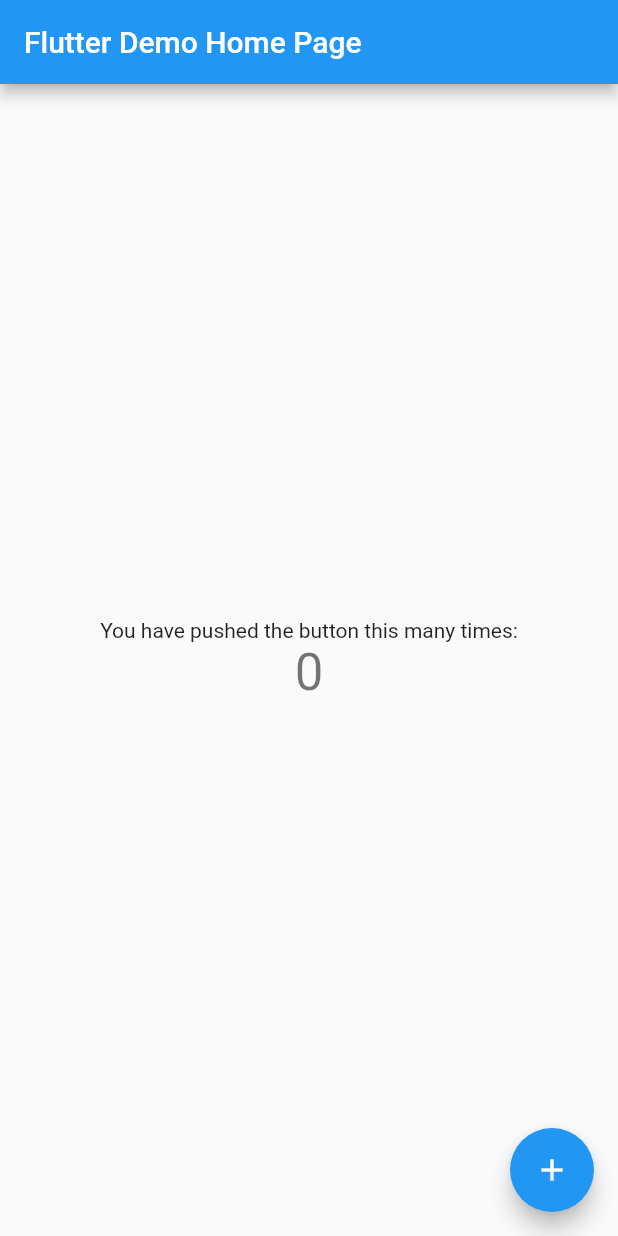
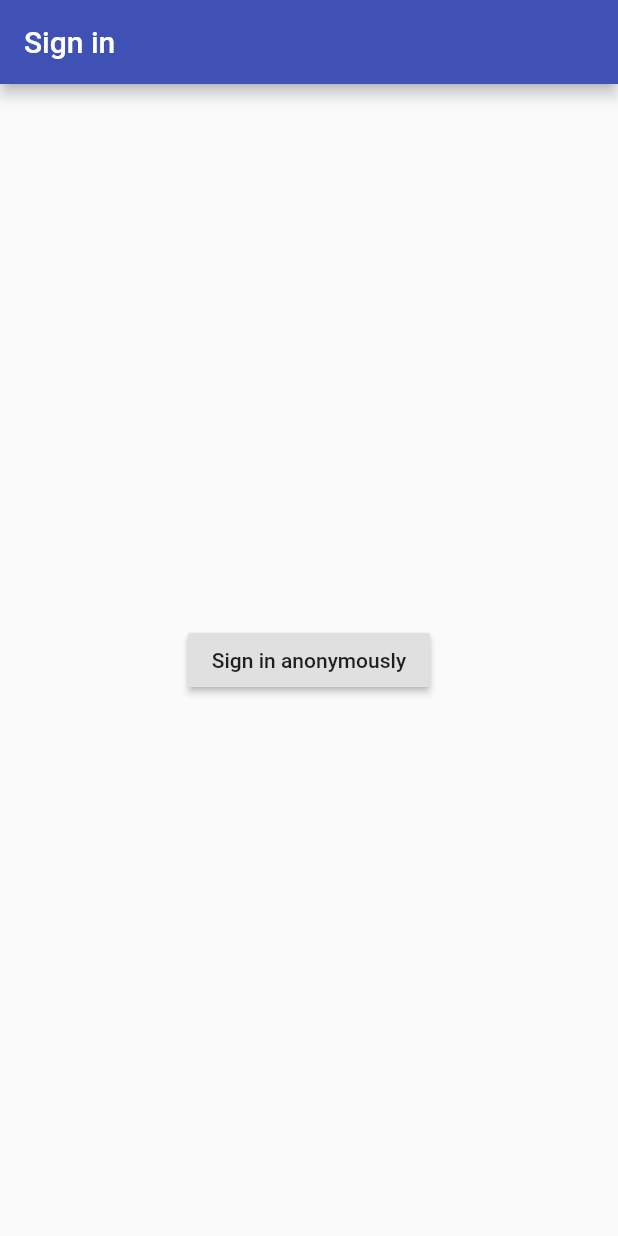
Before and after one commit to bizz84/firebase_user_avatar_flutter, a Flutter app: the screen it shows after launch, on a phone screen of 412 x 824 dp. Run offline on Flutter 3.47's test engine with Material 2 defaults, Android fonts, the phone set to English and light mode, and no system bars; our stand-ins replace cloud_firestore, firebase_auth; accounts and stored records are empty.

Commit message:
Add initial flow

```diff
--- /dev/null
+++ b/lib/app/sign_in/sign_in_page.dart
@@ -0,0 +1,28 @@
+import 'package:firebase_user_avatar_flutter/services/firebase_auth_service.dart';
+import 'package:flutter/material.dart';
+import 'package:flutter/services.dart';
+import 'package:provider/provider.dart';
+
+class SignInPage extends StatelessWidget {
+  Future<void> _signInAnonymously(BuildContext context) async {
+    try {
+      final auth = Provider.of<FirebaseAuthService>(context);
+      await auth.signInAnonymously();
+    } on PlatformException catch (e) {
+      print('ERROR: Show alert!');
+    }
+  }
+
+  @override
+  Widget build(BuildContext context) {
+    return Scaffold(
+      appBar: AppBar(title: Text('Sign in')),
+      body: Center(
+        child: RaisedButton(
+          child: Text('Sign in anonymously'),
+          onPressed: () => _signInAnonymously(context),
+        ),
+      ),
+    );
+  }
+}
--- /dev/null
+++ b/lib/auth_widget.dart
@@ -0,0 +1,35 @@
+import 'package:firebase_user_avatar_flutter/services/firebase_auth_service.dart';
+import 'package:firebase_user_avatar_flutter/services/firestore_database.dart';
+import 'package:flutter/material.dart';
+import 'package:provider/provider.dart';
+
+/// Used to create user-dependent objects that need to be accessible by all widgets.
+class AuthWidget extends StatelessWidget {
+  const AuthWidget({Key key, @required this.builder}) : super(key: key);
+  final Widget Function(BuildContext, AsyncSnapshot<User>) builder;
+
+  @override
+  Widget build(BuildContext context) {
+    final authService =
+        Provider.of<FirebaseAuthService>(context, listen: false);
+    return StreamBuilder<User>(
+      stream: authService.onAuthStateChanged,
+      builder: (BuildContext context, AsyncSnapshot<User> snapshot) {
+        final User user = snapshot.data;
+        if (user != null) {
+          return MultiProvider(
+            providers: [
+              Provider<User>.value(value: user),
+              Provider<FirestoreDatabase>(
+                builder: (_) => FirestoreDatabase(uid: user.uid),
+              ),
+              // NOTE: Any other user-bound providers here can be added here
+            ],
+            child: builder(context, snapshot),
+          );
+        }
+        return builder(context, snapshot);
+      },
+    );
+  }
+}
--- /dev/null
+++ b/lib/landing_page.dart
@@ -0,0 +1,22 @@
+import 'package:firebase_user_avatar_flutter/app/home/home_page.dart';
+import 'package:firebase_user_avatar_flutter/app/sign_in/sign_in_page.dart';
+import 'package:firebase_user_avatar_flutter/services/firebase_auth_service.dart';
+import 'package:flutter/material.dart';
+
+/// Builds the signed-in or non signed-in UI, depending on the user snapshot
+class LandingPage extends StatelessWidget {
+  const LandingPage({Key key, @required this.userSnapshot}) : super(key: key);
+  final AsyncSnapshot<User> userSnapshot;
+
+  @override
+  Widget build(BuildContext context) {
+    if (userSnapshot.connectionState == ConnectionState.active) {
+      return userSnapshot.hasData ? HomePage() : SignInPage();
+    }
+    return Scaffold(
+      body: Center(
+        child: CircularProgressIndicator(),
+      ),
+    );
+  }
+}
--- a/lib/main.dart
+++ b/lib/main.dart
@@ -1,111 +1,28 @@
+import 'package:firebase_user_avatar_flutter/auth_widget.dart';
+import 'package:firebase_user_avatar_flutter/landing_page.dart';
+import 'package:firebase_user_avatar_flutter/services/firebase_auth_service.dart';
 import 'package:flutter/material.dart';
+import 'package:provider/provider.dart';
 
 void main() => runApp(MyApp());
 
 class MyApp extends StatelessWidget {
-  // This widget is the root of your application.
   @override
   Widget build(BuildContext context) {
-    return MaterialApp(
-      title: 'Flutter Demo',
-      theme: ThemeData(
-        // This is the theme of your application.
-        //
-        // Try running your application with "flutter run". You'll see the
-        // application has a blue toolbar. Then, without quitting the app, try
-        // changing the primarySwatch below to Colors.green and then invoke
-        // "hot reload" (press "r" in the console where you ran "flutter run",
-        // or simply save your changes to "hot reload" in a Flutter IDE).
-        // Notice that the counter didn't reset back to zero; the application
-        // is not restarted.
-        primarySwatch: Colors.blue,
-      ),
-      home: MyHomePage(title: 'Flutter Demo Home Page'),
+    // MultiProvider for top-level services that can be created right away
+    return MultiProvider(
+      providers: [
+        Provider<FirebaseAuthService>(
+          builder: (_) => FirebaseAuthService(),
+        ),
+      ],
+      child: AuthWidget(
+          builder: (BuildContext context, AsyncSnapshot<User> userSnapshot) {
+        return MaterialApp(
+          theme: ThemeData(primarySwatch: Colors.indigo),
+          home: LandingPage(userSnapshot: userSnapshot),
+        );
+      }),
     );
   }
 }
-
-class MyHomePage extends StatefulWidget {
-  MyHomePage({Key key, this.title}) : super(key: key);
-
-  // This widget is the home page of your application. It is stateful, meaning
-  // that it has a State object (defined below) that contains fields that affect
-  // how it looks.
-
-  // This class is the configuration for the state. It holds the values (in this
-  // case the title) provided by the parent (in this case the App widget) and
-  // used by the build method of the State. Fields in a Widget subclass are
-  // always marked "final".
-
-  final String title;
-
-  @override
-  _MyHomePageState createState() => _MyHomePageState();
-}
-
-class _MyHomePageState extends State<MyHomePage> {
-  int _counter = 0;
-
-  void _incrementCounter() {
-    setState(() {
-      // This call to setState tells the Flutter framework that something has
-      // changed in this State, which causes it to rerun the build method below
-      // so that the display can reflect the updated values. If we changed
-      // _counter without calling setState(), then the build method would not be
-      // called again, and so nothing would appear to happen.
-      _counter++;
-    });
-  }
-
-  @override
-  Widget build(BuildContext context) {
-    // This method is rerun every time setState is called, for instance as done
-    // by the _incrementCounter method above.
-    //
-    // The Flutter framework has been optimized to make rerunning build methods
-    // fast, so that you can just rebuild anything that needs updating rather
-    // than having to individually change instances of widgets.
-    return Scaffold(
-      appBar: AppBar(
-        // Here we take the value from the MyHomePage object that was created by
-        // the App.build method, and use it to set our appbar title.
-        title: Text(widget.title),
-      ),
-      body: Center(
-        // Center is a layout widget. It takes a single child and positions it
-        // in the middle of the parent.
-        child: Column(
-          // Column is also a layout widget. It takes a list of children and
-          // arranges them vertically. By default, it sizes itself to fit its
-          // children horizontally, and tries to be as tall as its parent.
-          //
-          // Invoke "debug painting" (press "p" in the console, choose the
-          // "Toggle Debug Paint" action from the Flutter Inspector in Android
-          // Studio, or the "Toggle Debug Paint" command in Visual Studio Code)
-          // to see the wireframe for each widget.
-          //
-          // Column has various properties to control how it sizes itself and
-          // how it positions its children. Here we use mainAxisAlignment to
-          // center the children vertically; the main axis here is the vertical
-          // axis because Columns are vertical (the cross axis would be
-          // horizontal).
-          mainAxisAlignment: MainAxisAlignment.center,
-          children: <Widget>[
-            Text(
-              'You have pushed the button this many times:',
-            ),
-            Text(
-              '$_counter',
-              style: Theme.of(context).textTheme.display1,
-            ),
-          ],
-        ),
-      ),
-      floatingActionButton: FloatingActionButton(
-        onPressed: _incrementCounter,
-        tooltip: 'Increment',
-        child: Icon(Icons.add),
-      ), // This trailing comma makes auto-formatting nicer for build methods.
-    );
-  }
-}
--- /dev/null
+++ b/lib/services/firebase_auth_service.dart
@@ -0,0 +1,32 @@
+import 'package:firebase_auth/firebase_auth.dart';
+import 'package:flutter/foundation.dart';
+
+@immutable
+class User {
+  const User({@required this.uid});
+  final String uid;
+}
+
+class FirebaseAuthService {
+  final FirebaseAuth _firebaseAuth = FirebaseAuth.instance;
+
+  User _userFromFirebase(FirebaseUser user) {
+    if (user == null) {
+      return null;
+    }
+    return User(uid: user.uid);
+  }
+
+  Stream<User> get onAuthStateChanged {
+    return _firebaseAuth.onAuthStateChanged.map(_userFromFirebase);
+  }
+
+  Future<User> signInAnonymously() async {
+    final AuthResult authResult = await _firebaseAuth.signInAnonymously();
+    return _userFromFirebase(authResult.user);
+  }
+
+  Future<void> signOut() async {
+    return _firebaseAuth.signOut();
+  }
+}
--- /dev/null
+++ b/lib/services/firestore_database.dart
@@ -0,0 +1,25 @@
+import 'dart:async';
+
+import 'package:firebase_user_avatar_flutter/models/avatar_reference.dart';
+import 'package:firebase_user_avatar_flutter/services/firestore_path.dart';
+import 'package:firebase_user_avatar_flutter/services/firestore_service.dart';
+import 'package:flutter/foundation.dart';
+
+class FirestoreDatabase {
+  FirestoreDatabase({@required this.uid}) : assert(uid != null);
+  final String uid;
+
+  final _service = FirestoreService.instance;
+
+  Future<void> setAvatarReference(AvatarReference avatarReference) async =>
+      await _service.setData(
+        path: FirestorePath.avatar(uid),
+        data: avatarReference.toMap(),
+      );
+
+  Stream<AvatarReference> jobStream({@required String jobId}) =>
+      _service.documentStream(
+        path: FirestorePath.avatar(uid),
+        builder: (data, _) => AvatarReference.fromMap(data),
+      );
+}
--- /dev/null
+++ b/lib/services/firestore_path.dart
@@ -0,0 +1,3 @@
+class FirestorePath {
+  static String avatar(String uid) => 'avatar/$uid';
+}
--- a/pubspec.yaml
+++ b/pubspec.yaml
@@ -19,6 +19,11 @@
 dependencies:
   flutter:
     sdk: flutter
+  firebase_auth: ^0.14.0+5
+  cloud_firestore: ^0.12.9+4
+  firebase_storage: ^3.0.6
+  image_picker: ^0.6.1+4
+  provider: ^3.1.0
 
   # The following adds the Cupertino Icons font to your application.
   # Use with the CupertinoIcons class for iOS style icons.
```
Also changed, not shown: lib/app/home/home_page.dart (added, +53 -0 lines), lib/common_widgets/avatar.dart (added, +41 -0 lines), lib/models/avatar_reference.dart (added, +21 -0 lines), lib/services/firestore_service.dart (added, +55 -0 lines), 4 other files.
